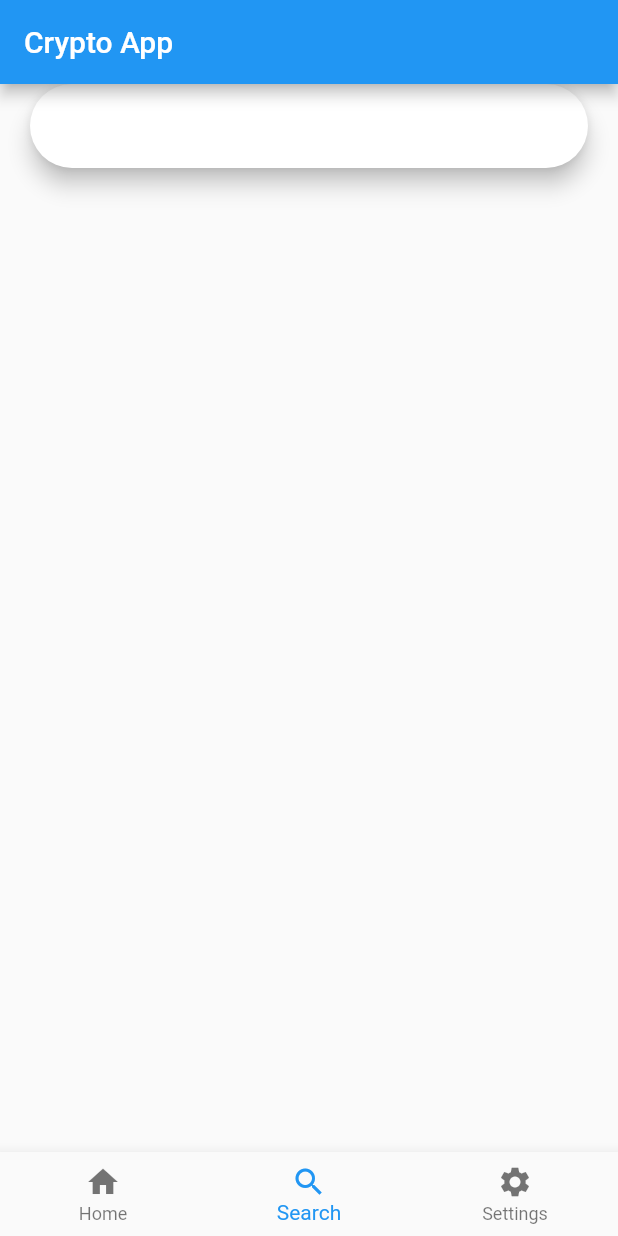
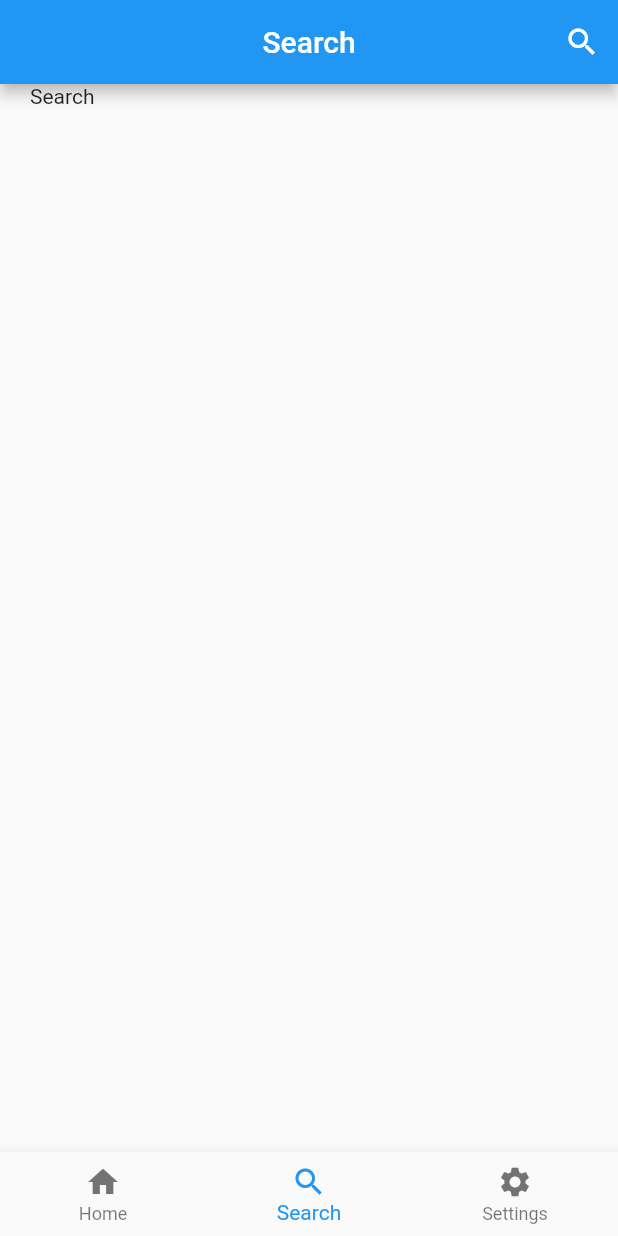
Before and after one commit to l0u1sg/cryptoapp, a Flutter app: the screen it shows after launch, item 2 of the bottom bar chosen, on a phone screen of 412 x 824 dp. Run offline on Flutter 3.47's test engine with Material 2 defaults, Android fonts, the phone set to English and light mode, and no system bars; our stand-ins replace dio, package_info_plus.

Commit message:
feat: :rocket:  Create search bar and change appBar

```diff
--- a/lib/home.dart
+++ b/lib/home.dart
@@ -14,7 +14,11 @@ class HomeApp extends StatefulWidget {
 class _HomeAppState extends State<HomeApp> {
   @override
   Widget build(BuildContext context) {
-    return const Scaffold(
+    return Scaffold(
+      appBar: AppBar(
+        title: Text('Crypto App'),
+        centerTitle: true,
+      ),
       body: Center(
         child: Text('Crypto App'),
       ),
--- a/lib/main.dart
+++ b/lib/main.dart
@@ -40,9 +40,6 @@ class _HomePageState extends State<HomePage> {
   @override
   Widget build(BuildContext context) {
     return Scaffold(
-      appBar: AppBar(
-        title: const Text('Crypto App'),
-      ),
       body: _pageOptions[selectedPage],
       bottomNavigationBar: BottomNavigationBar(
         items: const [
--- a/lib/search.dart
+++ b/lib/search.dart
@@ -1,4 +1,3 @@
-import 'package:flappy_search_bar/flappy_search_bar.dart';
 import 'package:flutter/material.dart';
 import 'package:dio/dio.dart'; // https://pub.dev/packages/dio   // https://pub.dev/packages/dio  // https://pub.dev/packages/dio
 
@@ -14,13 +13,42 @@ class Search extends StatefulWidget {
 }
 
 class _SearchState extends State<Search> {
+  Icon customIcon = const Icon(Icons.search);
+  Widget customSearchBar = const Text('Search');
   @override
   Widget build(BuildContext context) {
     return Scaffold(
-      body: SafeArea(
+      appBar: AppBar(
+        title: customSearchBar,
+        automaticallyImplyLeading: false,
+        centerTitle: true,
+        actions: [
+          IconButton(
+            onPressed: () {
+              setState(() {
+                if (customIcon.icon == Icons.search) {
+                  customIcon = const Icon(Icons.close);
+                  customSearchBar = const TextField(
+                    autofocus: true,
+                    decoration: InputDecoration(
+                      border: InputBorder.none,
+                      hintText: 'Search',
+                    ),
+                  );
+                } else {
+                  customIcon = const Icon(Icons.search);
+                  customSearchBar = const Text('Search');
+                }
+              });
+            },
+            icon: customIcon,
+          ),
+        ],
+      ),
+      body: const SafeArea(
         child: Padding(
-          padding: const EdgeInsets.symmetric(horizontal: 20),
-          child: SearchBar(),
+          padding: EdgeInsets.symmetric(horizontal: 20),
+          child: Text("Search"),
         ),
       ),
     );
--- a/lib/settings.dart
+++ b/lib/settings.dart
@@ -20,6 +20,10 @@ class _SettingsState extends State<Settings> {
   @override
   Widget build(BuildContext context) {
     return Scaffold(
+        appBar: AppBar(
+          title: const Text('Settings'),
+          centerTitle: true,
+        ),
         body: Center(
             child: FutureBuilder<PackageInfo>(
                 future: _getPackageInfo(),
--- a/pubspec.yaml
+++ b/pubspec.yaml
@@ -36,7 +36,7 @@ dependencies:
   # Use with the CupertinoIcons class for iOS style icons.
   cupertino_icons: ^1.0.2
   package_info_plus: ^1.0.6
-  flappy_search_bar: 1.4.1
+  material_floating_search_bar: ^0.3.7
   dio: ^4.0.6
 
 dev_dependencies:
```
Also changed, not shown: pubspec.lock.
